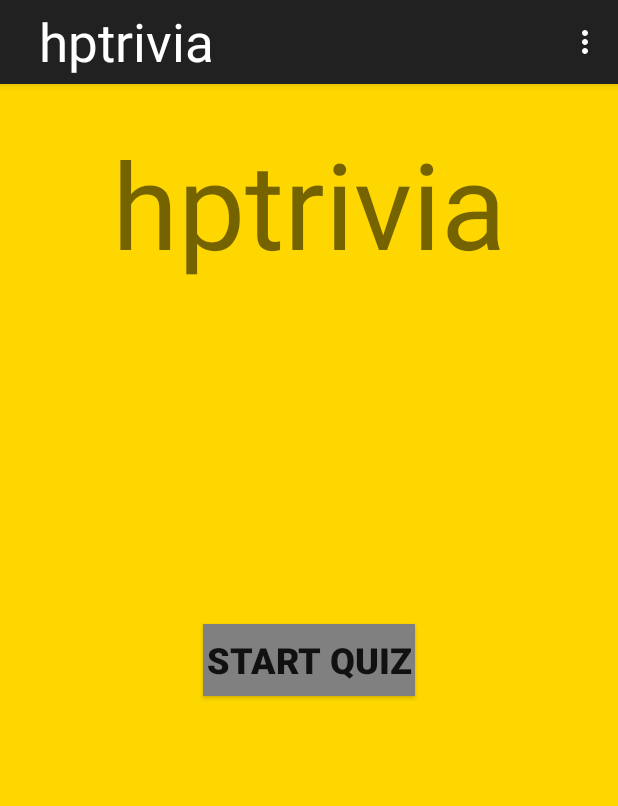
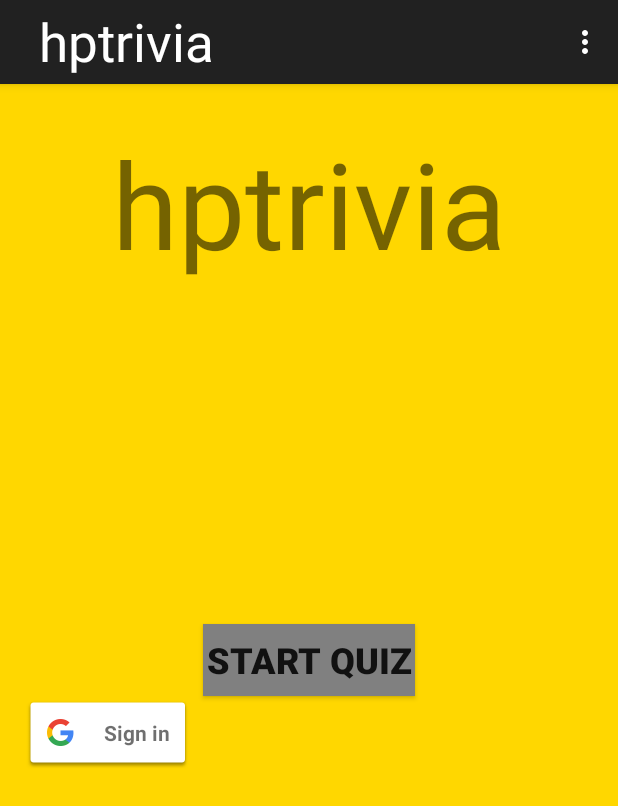
Before and after one commit to nati22/hptrivia-android, an Android app: the screen it shows after launch (HomeActivity), on a phone screen of 412 x 824 dp. Shown: the top 806 px of the screen. Run offline under Robolectric (Android 15) with nearby library versions, the phone set to English and light mode, and no system bars; 2 statements that could not run were skipped.

Commit message:
Finally got the g+ sign in from the google libs.

```diff
--- a/hptrivia/app/src/main/res/layout/activity_home_new.xml
+++ b/hptrivia/app/src/main/res/layout/activity_home_new.xml
@@ -32,5 +32,11 @@
         android:textStyle="bold"
         android:text="@string/button_start_quiz" />
 
+    <com.google.android.gms.common.SignInButton
+        android:id="@+id/sign_in_button"
+        android:layout_below="@+id/buttonStartQuiz"
+        android:layout_width="wrap_content"
+        android:layout_height="wrap_content" />
+
 
 </RelativeLayout>
```
Also changed, not shown: hptrivia/app/build.gradle (+6 -4 lines), 413 other files.
